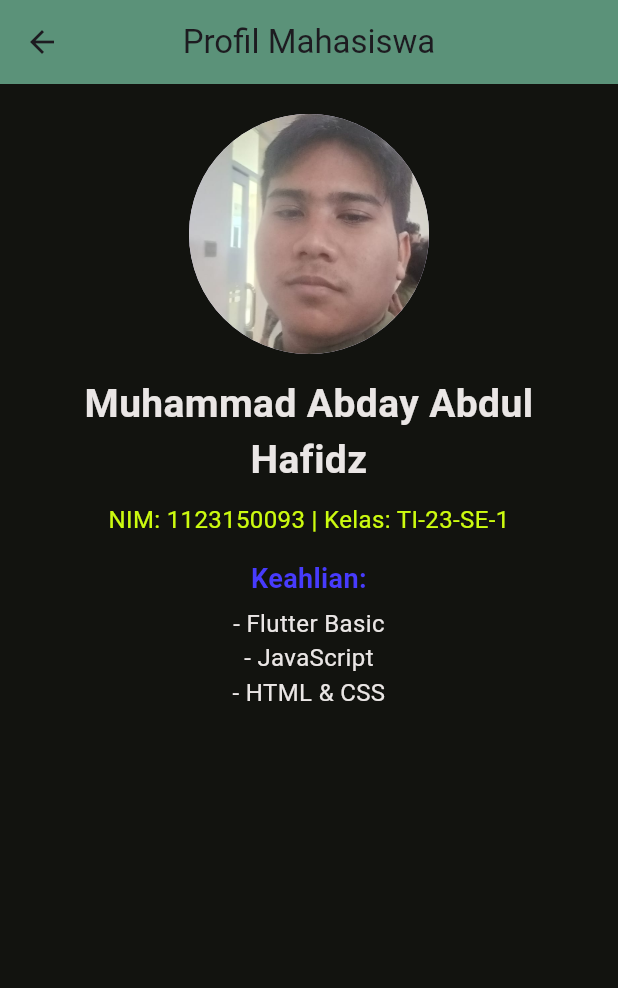
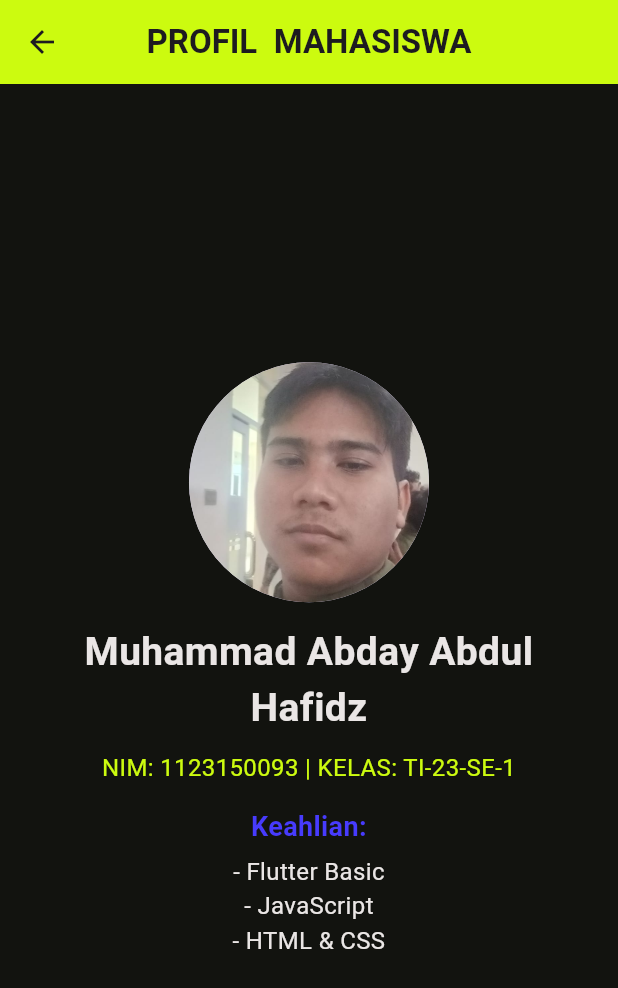
Before and after one commit to AbdulReyza/kelompok_2, a Flutter app: the ProfileAbday screen opened directly, on a phone screen of 412 x 824 dp. Shown: the top 988 px of the screen. Run offline on Flutter 3.47's test engine with Material 3 defaults, Android fonts, the phone set to English and light mode, and no system bars; our stand-ins replace lottie; Roboto replaces fonts that are missing (Pixel).

Commit message:
style: ubah warna

```diff
--- a/lib/presentation/profile/abday_profile.dart
+++ b/lib/presentation/profile/abday_profile.dart
@@ -9,16 +9,20 @@ class ProfileAbday extends StatelessWidget {
   @override
   Widget build(BuildContext context) {
     return Scaffold(
-      backgroundColor: const Color(0xFF12130F),
+      backgroundColor:  Color(0xFF12130F),
       appBar: AppBar(
-        title: const Text("Profil Mahasiswa"),
-        backgroundColor: const Color(0xFF5B9279),
+        title:  Text("PROFIL  MAHASISWA",
+          style: TextStyle(
+            fontWeight: FontWeight.bold
+          ),
+        ),
+        backgroundColor:  Color(0xFFCCFB0F),
         elevation: 0,
         centerTitle: true,
       ),
-      body: SingleChildScrollView(
+      body: Center(
+        child: SingleChildScrollView(
           padding: const EdgeInsets.all(20),
-        child: Center(
             child: GestureDetector(
             onTap: () {
               Navigator.push(
@@ -49,7 +53,7 @@ class ProfileAbday extends StatelessWidget {
                 ),
                 const SizedBox(height: 10),
                 const Text(
-                "NIM: 1123150093 | Kelas: TI-23-SE-1",
+                  "NIM: 1123150093 | KELAS: TI-23-SE-1",
                   style: TextStyle(
                     fontFamily: 'Pixel',
                     fontSize: 16,
```
Lines whose indentation alone changed are shown as unchanged.
